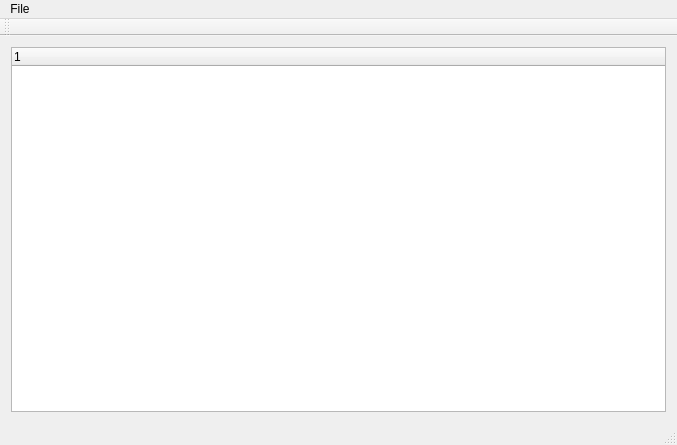
Before: the Qt Designer form mainwindow.ui in taiyuanfang/mail2000_to_vcard, drawn with Qt 5.
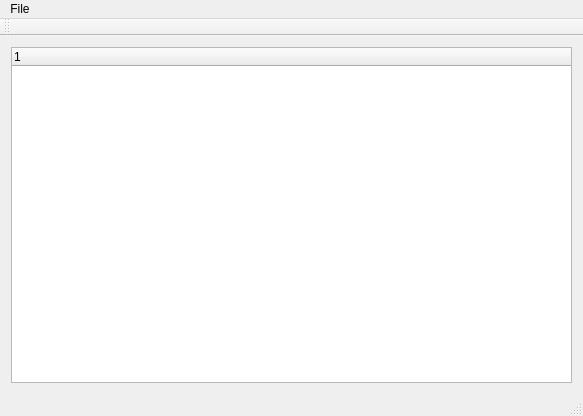
After: the same form once the commit is applied.

Commit message: hide treeWidget col text

The edit to the form file:
```diff
--- a/mainwindow.ui
+++ b/mainwindow.ui
@@ -6,8 +6,8 @@
    <rect>
     <x>0</x>
     <y>0</y>
-    <width>677</width>
-    <height>445</height>
+    <width>583</width>
+    <height>416</height>
    </rect>
   </property>
   <property name="windowTitle">
@@ -17,9 +17,12 @@
    <layout class="QHBoxLayout" name="horizontalLayout">
     <item>
      <widget class="QTreeWidget" name="treeWidget">
+      <property name="columnCount">
+       <number>1</number>
+      </property>
       <column>
        <property name="text">
-        <string notr="true">1</string>
+        <string notr="true"/>
        </property>
       </column>
      </widget>
@@ -31,7 +34,7 @@
     <rect>
      <x>0</x>
      <y>0</y>
-     <width>677</width>
+     <width>583</width>
      <height>22</height>
     </rect>
    </property>
```
